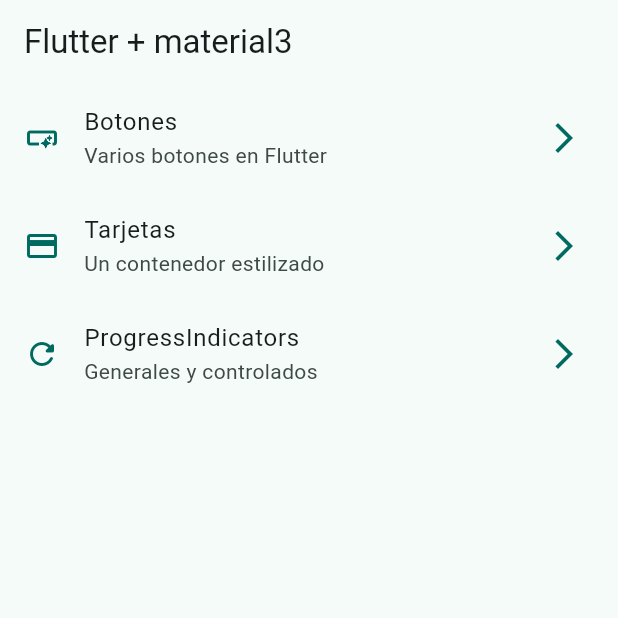
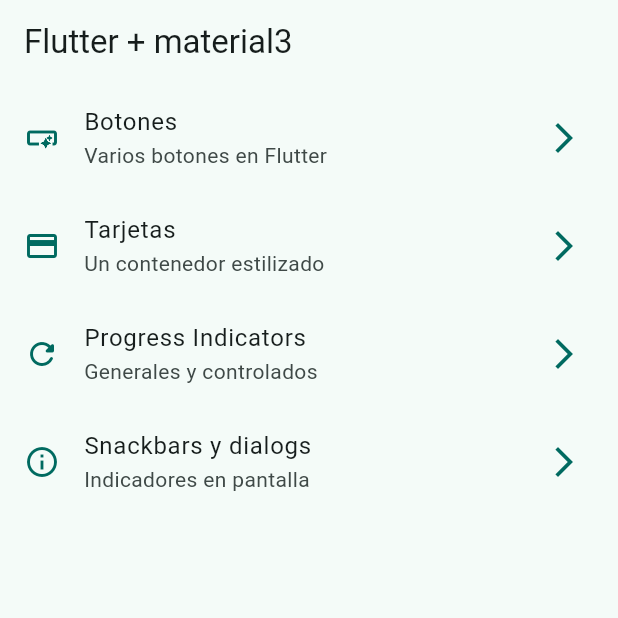
Before and after one commit to GabrielR19-G2/widgets_app, a Flutter app: the screen it shows after launch, on a phone screen of 412 x 824 dp, the top half of it. Run offline on Flutter 3.47's test engine with Material 3 defaults, Android fonts, the phone set to English and light mode, and no system bars; our stand-ins replace go_router.

Commit message:
Snackbars y dialogs terminados

```diff
--- a/lib/config/menu/menu_items.dart
+++ b/lib/config/menu/menu_items.dart
@@ -29,8 +29,13 @@ const appMenuItems = <MenuItem>[
       link: '/cards',
       icon: Icons.credit_card),
   MenuItem(
-      title: 'ProgressIndicators',
+      title: 'Progress Indicators',
       subTitle: 'Generales y controlados',
       link: '/progress',
       icon: Icons.refresh_rounded),
+  MenuItem(
+      title: 'Snackbars y dialogs',
+      subTitle: 'Indicadores en pantalla',
+      link: '/snackbars',
+      icon: Icons.info_outline),
 ];
--- a/lib/config/router/app_router.dart
+++ b/lib/config/router/app_router.dart
@@ -26,5 +26,10 @@ final appRouter = GoRouter(
       name: ProgressScreen.name,
       builder: (context, state) => const ProgressScreen(),
     ),
+    GoRoute(
+      path: '/snackbars',
+      name: SnackbarScreen.name,
+      builder: (context, state) => const SnackbarScreen(),
+    ),
   ],
 );
--- a/lib/main.dart
+++ b/lib/main.dart
@@ -12,6 +12,7 @@ class MainApp extends StatelessWidget {
   @override
   Widget build(BuildContext context) {
     return MaterialApp.router(
+      title: 'Flutter Widgets',
       debugShowCheckedModeBanner: false,
       theme: AppTheme(selectedColor: 1).getTheme(),
       routerConfig: appRouter,
--- a/lib/presentation/screens/home/home_screen.dart
+++ b/lib/presentation/screens/home/home_screen.dart
@@ -1,7 +1,6 @@
 import 'package:flutter/material.dart';
 import 'package:go_router/go_router.dart';
 import 'package:widgets_app/config/menu/menu_items.dart';
-import 'package:widgets_app/presentation/screens/cards/cards_screen.dart';
 
 class HomeScreen extends StatelessWidget {
   static const name = 'home_screen';
```
Also changed, not shown: lib/presentation/screens/snackbar/snack_screen.dart (+67 -1 lines).
